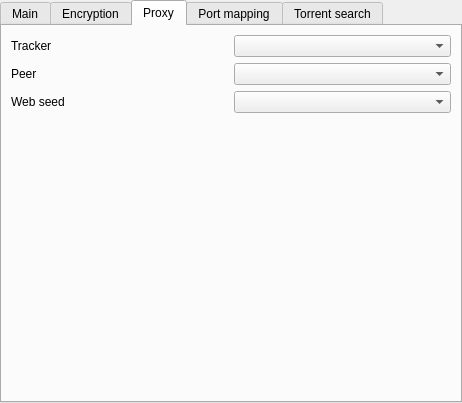
Old version of the form src/engines/SettingsTorrentForm.ui in the repository LubosD/fatrat.
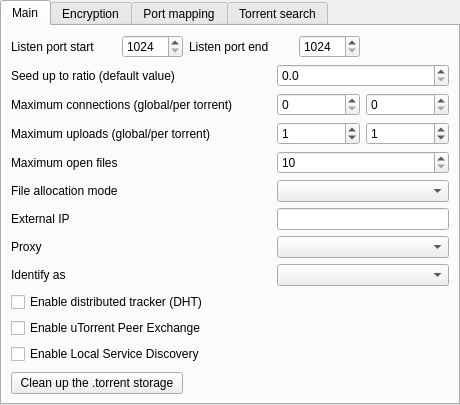
New version of the form. The open tabs and pages were chosen to show the change.

Commit message: Reflect libtorrent API changes

Diff of the .ui file:
```diff
--- a/src/engines/SettingsTorrentForm.ui
+++ b/src/engines/SettingsTorrentForm.ui
@@ -6,8 +6,8 @@
    <rect>
     <x>0</x>
     <y>0</y>
-    <width>462</width>
-    <height>403</height>
+    <width>460</width>
+    <height>401</height>
    </rect>
   </property>
   <layout class="QGridLayout">
@@ -191,28 +191,28 @@
        <item row="6" column="3" colspan="2">
         <widget class="QLineEdit" name="lineIP"/>
        </item>
-       <item row="8" column="0" colspan="3">
+       <item row="9" column="0" colspan="3">
         <widget class="QCheckBox" name="checkDHT">
          <property name="text">
           <string>Enable distributed tracker (DHT)</string>
          </property>
         </widget>
        </item>
-       <item row="9" column="0" colspan="3">
+       <item row="10" column="0" colspan="3">
         <widget class="QCheckBox" name="checkPEX">
          <property name="text">
           <string>Enable uTorrent Peer Exchange</string>
          </property>
         </widget>
        </item>
-       <item row="10" column="0" colspan="3">
+       <item row="11" column="0" colspan="3">
         <widget class="QCheckBox" name="checkLSD">
          <property name="text">
           <string>Enable Local Service Discovery</string>
          </property>
         </widget>
        </item>
-       <item row="11" column="1" colspan="3">
+       <item row="12" column="1" colspan="3">
         <spacer>
          <property name="orientation">
           <enum>Qt::Vertical</enum>
@@ -225,14 +225,14 @@
          </property>
         </spacer>
        </item>
-       <item row="12" column="0" colspan="2">
+       <item row="13" column="0" colspan="2">
         <widget class="QPushButton" name="pushCleanup">
          <property name="text">
           <string>Clean up the .torrent storage</string>
          </property>
         </widget>
        </item>
-       <item row="12" column="2" colspan="3">
+       <item row="13" column="2" colspan="3">
         <spacer>
          <property name="orientation">
           <enum>Qt::Horizontal</enum>
@@ -245,16 +245,26 @@
          </property>
         </spacer>
        </item>
-       <item row="7" column="0" colspan="3">
+       <item row="8" column="0" colspan="3">
         <widget class="QLabel" name="label_16">
          <property name="text">
           <string>Identify as</string>
          </property>
         </widget>
        </item>
-       <item row="7" column="3" colspan="2">
+       <item row="8" column="3" colspan="2">
         <widget class="QComboBox" name="comboUA"/>
        </item>
+       <item row="7" column="0">
+        <widget class="QLabel" name="label_9">
+         <property name="text">
+          <string>Proxy</string>
+         </property>
+        </widget>
+       </item>
+       <item row="7" column="3" colspan="2">
+        <widget class="QComboBox" name="comboProxy"/>
+       </item>
       </layout>
      </widget>
      <widget class="QWidget" name="tab_2">
@@ -314,56 +324,6 @@
        </item>
       </layout>
      </widget>
-     <widget class="QWidget" name="tab_3">
-      <attribute name="title">
-       <string>Proxy</string>
-      </attribute>
-      <layout class="QGridLayout">
-       <item row="0" column="0">
-        <widget class="QLabel" name="label_9">
-         <property name="text">
-          <string>Tracker</string>
-         </property>
-        </widget>
-       </item>
-       <item row="0" column="1">
-        <widget class="QComboBox" name="comboProxyTracker"/>
-       </item>
-       <item row="1" column="0">
-        <widget class="QLabel" name="label_10">
-         <property name="text">
-          <string>Peer</string>
-         </property>
-        </widget>
-       </item>
-       <item row="1" column="1">
-        <widget class="QComboBox" name="comboProxyPeer"/>
-       </item>
-       <item row="2" column="0">
-        <widget class="QLabel" name="label_11">
-         <property name="text">
-          <string>Web seed</string>
-         </property>
-        </widget>
-       </item>
-       <item row="2" column="1">
-        <widget class="QComboBox" name="comboProxySeed"/>
-       </item>
-       <item row="3" column="0">
-        <spacer>
-         <property name="orientation">
-          <enum>Qt::Vertical</enum>
-         </property>
-         <property name="sizeHint" stdset="0">
-          <size>
-           <width>20</width>
-           <height>40</height>
-          </size>
-         </property>
-        </spacer>
-       </item>
-      </layout>
-     </widget>
      <widget class="QWidget" name="Portmapping">
       <attribute name="title">
        <string>Port mapping</string>
```
The commit also changes 2 other files.
